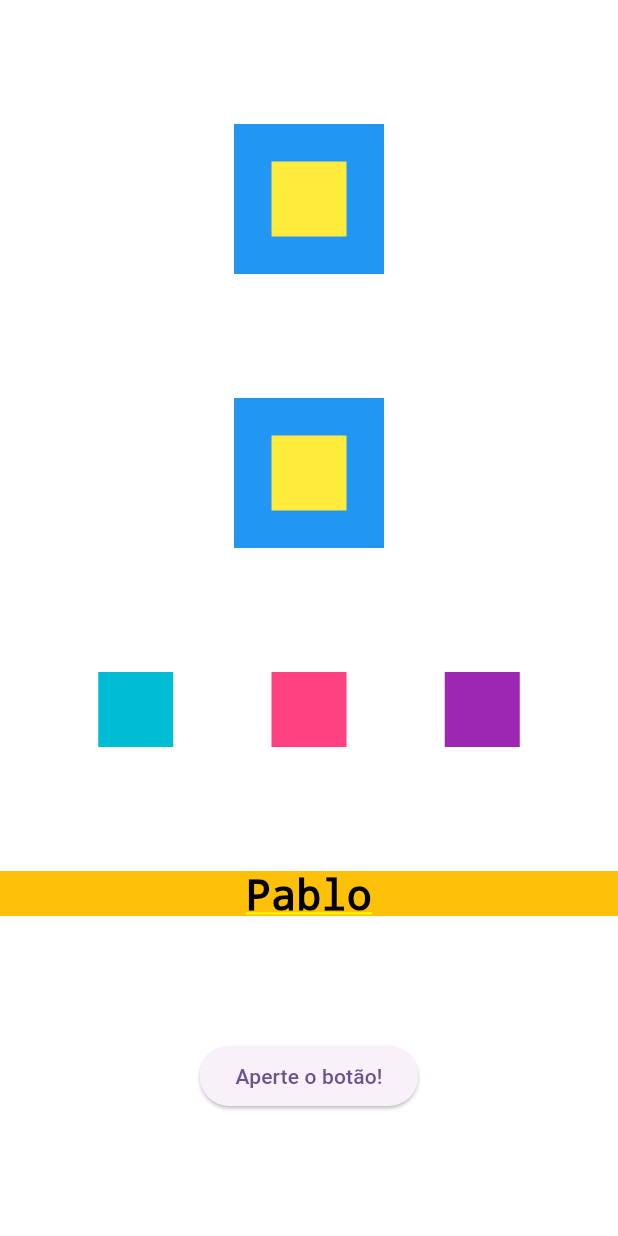
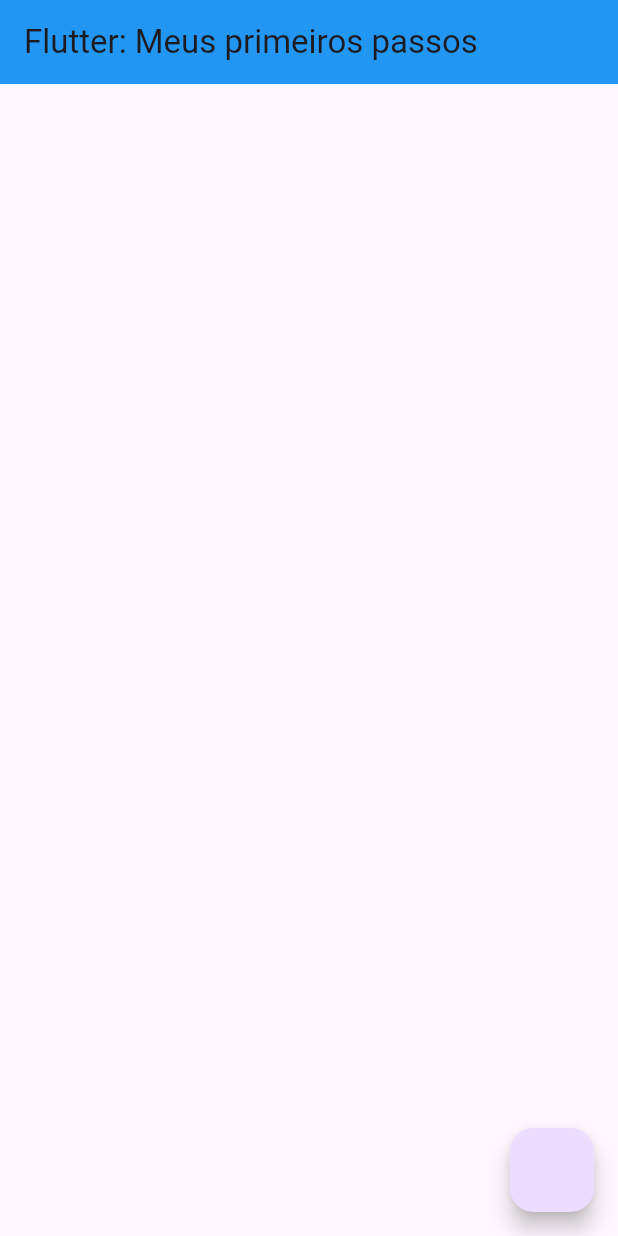
Before and after one commit to pablo-sa10/Projeto-flutter, a Flutter app: the screen it shows after launch, on a phone screen of 412 x 824 dp. Run offline on Flutter 3.47's test engine with Material 3 defaults, Android fonts, the phone set to English and light mode, and no system bars.

```diff
--- a/lib/main.dart
+++ b/lib/main.dart
@@ -13,171 +13,15 @@
     return MaterialApp(
       title: 'Flutter Demo',
       theme: ThemeData(
-        colorScheme: ColorScheme.fromSeed(seedColor: Colors.deepPurple),
-        useMaterial3: true,
+        primarySwatch: Colors.blue,
       ),
-      home: Container(
-        color: Colors.white,
-        child: Column(
-          //Primeira parte
-          //alignment: AlignmentDirectional.center,
-          // children: [
-          //   Container(color: Colors.white,width: 350, height: 350,),
-          //   Container(color: Colors.black,width: 300, height: 300,),
-          //   Container(color: Colors.red,width: 150, height: 150,),
-          //   Container(color: Colors.blue, width: 75, height: 75,),
-          //   Container(color: Colors.yellow,width: 37, height: 37,),
-          // ],
-          // mainAxisAlignment: MainAxisAlignment.center,
-          // crossAxisAlignment: CrossAxisAlignment.center,
-          // children: [
-          //   Container(color: Colors.blue, width: 100, height: 100,),
-          //   Container(color: Colors.yellow,width: 50, height: 50,)
-          // ],
-          // mainAxisAlignment: MainAxisAlignment.spaceEvenly,
-          // crossAxisAlignment: CrossAxisAlignment.start,
-          // children: [
-          //   Container(color: Colors.blue, width: 100, height: 100,),
-          //   Container(color: Colors.yellow,width: 50, height: 50,)
-          // ],
-
-          //segunda parte
-          mainAxisAlignment: MainAxisAlignment.spaceEvenly,
-          // crossAxisAlignment: CrossAxisAlignment.center,
-          children: [
-            Stack(
-              alignment: AlignmentDirectional.center,
-              children: [
-                Container(
-                  color: Colors.blue,
-                  width: 100,
-                  height: 100,
-                ),
-                Container(
-                  color: Colors.yellow,
-                  width: 50,
-                  height: 50,
-                )
-              ],
-            ),
-            Stack(
-              alignment: AlignmentDirectional.center,
-              children: [
-                Container(
-                  color: Colors.blue,
-                  width: 100,
-                  height: 100,
-                ),
-                Container(
-                  color: Colors.yellow,
-                  width: 50,
-                  height: 50,
-                )
-              ],
-            ),
-            Row(
-              mainAxisAlignment: MainAxisAlignment.spaceEvenly,
-              crossAxisAlignment: CrossAxisAlignment.center,
-              children: [
-                Container(
-                  color: Colors.cyan,
-                  height: 50,
-                  width: 50,
-                ),
-                Container(
-                  color: Colors.pinkAccent,
-                  height: 50,
-                  width: 50,
-                ),
-                Container(
-                  color: Colors.purple,
-                  height: 50,
-                  width: 50,
-                ),
-              ],
-            ),
-            Container(
-              color: Colors.amber,
-              height: 30,
-              width: 3000,
-              child: Text(
-                'Pablo',
-                style: TextStyle(color: Colors.black, fontSize: 28),
-                textAlign: TextAlign.center,
-              ),
-            ),
-            ElevatedButton(
-                onPressed: () {
-                  print('Você apertou obotão');
-                },
-                child: Text('Aperte o botão!')),
-          ],
-
-          //Abaixo está o exercicio
-          // mainAxisAlignment: MainAxisAlignment.spaceEvenly,
-          // children: [
-          //   Row(
-          //     mainAxisAlignment: MainAxisAlignment.spaceEvenly,
-          //     children: [
-          //       Container(
-          //         color: Colors.red,
-          //         width: 100,
-          //         height: 100,
-          //       ),
-          //       Container(
-          //         color: Colors.orange,
-          //         width: 100,
-          //         height: 100,
-          //       ),
-          //       Container(
-          //         color: Colors.yellow,
-          //         width: 100,
-          //         height: 100,
-          //       )
-          //     ],
-          //   ),
-          //   Row(
-          //     mainAxisAlignment: MainAxisAlignment.spaceEvenly,
-          //     children: [
-          //       Container(
-          //         color: Colors.green,
-          //         width: 100,
-          //         height: 100,
-          //       ),
-          //       Container(
-          //         color: Colors.lightBlue,
-          //         width: 100,
-          //         height: 100,
-          //       ),
-          //       Container(
-          //         color: Colors.blue,
-          //         width: 100,
-          //         height: 100,
-          //       )
-          //     ],
-          //   ),
-          //   Row(
-          //     mainAxisAlignment: MainAxisAlignment.spaceEvenly,
-          //     children: [
-          //       Container(
-          //         color: Colors.purple,
-          //         width: 100,
-          //         height: 100,
-          //       ),
-          //       Container(
-          //         color: Colors.pinkAccent,
-          //         width: 100,
-          //         height: 100,
-          //       ),
-          //       Container(
-          //         color: Colors.black,
-          //         width: 100,
-          //         height: 100,
-          //       )
-          //     ],
-          //   )
-          // ]
+      home: Scaffold(
+        appBar: AppBar(
+          backgroundColor: Colors.blue,
+          title: Text('Flutter: Meus primeiros passos'),
         ),
+        body: Container(),
+        floatingActionButton: FloatingActionButton(onPressed: (){}),
       ),
     );
   }
```
Also changed, not shown: lib/project.dart (added, +184 -0 lines).
